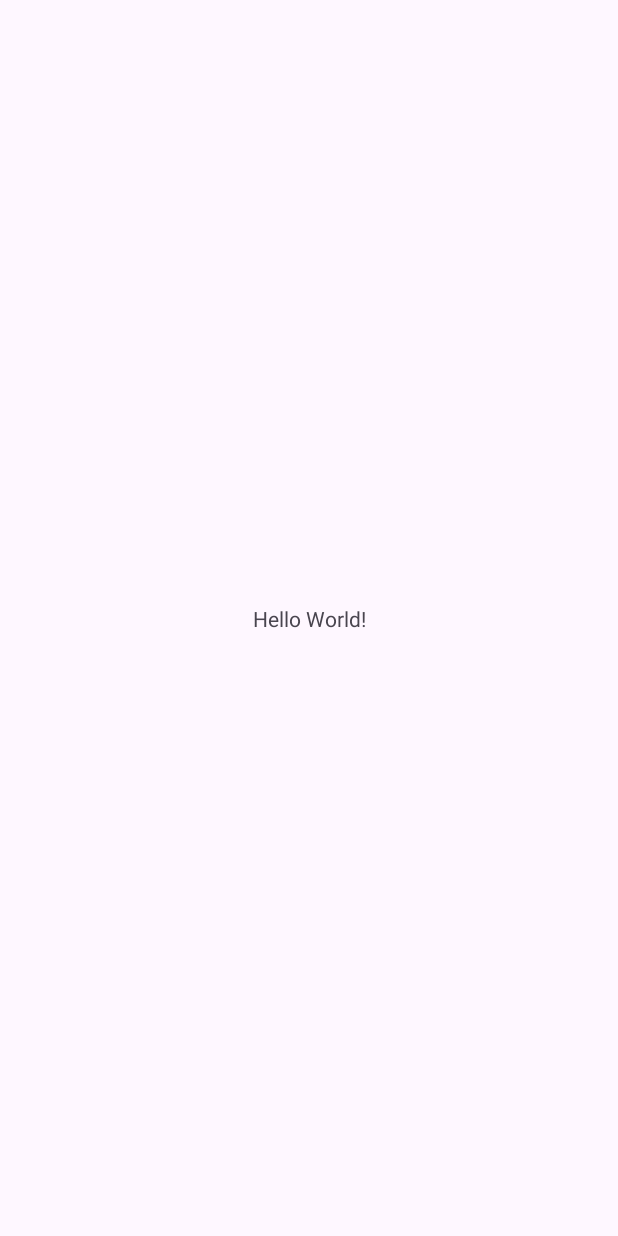
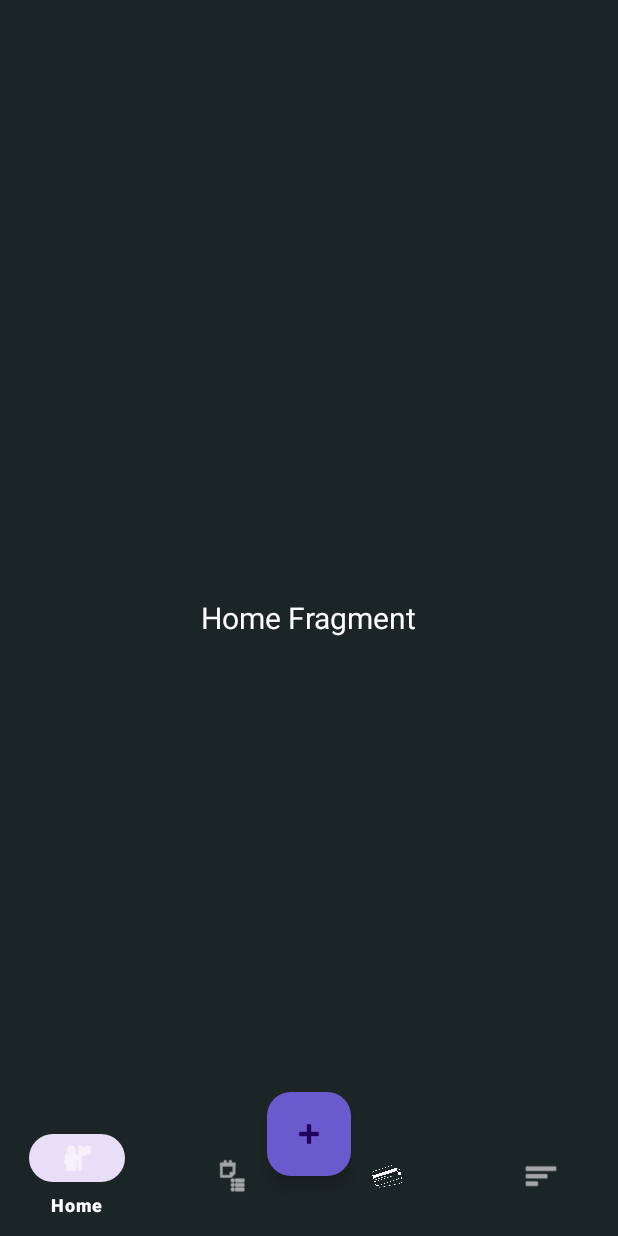
Before and after one commit to RomeshCG/finlog, an Android app: the screen it shows after launch (MainActivity before the commit, NavigationActivity after it), on a phone screen of 412 x 824 dp. Before the commit the screen is almost empty. Run offline under Robolectric (Android 15) with nearby library versions, the phone set to English and light mode, and no system bars.

Commit message:
basic done

```diff
--- a/app/build.gradle.kts
+++ b/app/build.gradle.kts
@@ -15,6 +15,10 @@ android {
         versionName = "1.0"
 
         testInstrumentationRunner = "androidx.test.runner.AndroidJUnitRunner"
+    }
+
+    buildFeatures {
+        viewBinding = true
     }
 
     buildTypes {
@@ -45,4 +49,5 @@ dependencies {
     testImplementation(libs.junit)
     androidTestImplementation(libs.androidx.junit)
     androidTestImplementation(libs.androidx.espresso.core)
+    implementation(libs.material)
 }
--- a/app/src/main/AndroidManifest.xml
+++ b/app/src/main/AndroidManifest.xml
@@ -13,6 +13,9 @@
         android:theme="@style/Theme.Finlog"
         tools:targetApi="31">
         <activity
+            android:name=".NavigationActivity"
+            android:exported="false" />
+        <activity
             android:name=".MainActivity"
             android:exported="true">
             <intent-filter>
--- /dev/null
+++ b/app/src/main/java/com/example/finlog/HomeFragment.kt
@@ -0,0 +1,32 @@
+package com.example.finlog
+
+import android.os.Bundle
+import android.view.LayoutInflater
+import android.view.View
+import android.view.ViewGroup
+import androidx.fragment.app.Fragment
+import com.example.finlog.databinding.FragmentHomeBinding
+
+class HomeFragment : Fragment() {
+
+    private var _binding: FragmentHomeBinding? = null
+    private val binding get() = _binding!!
+
+    override fun onCreateView(
+        inflater: LayoutInflater, container: ViewGroup?,
+        savedInstanceState: Bundle?
+    ): View {
+        _binding = FragmentHomeBinding.inflate(inflater, container, false)
+        return binding.root
+    }
+
+    override fun onViewCreated(view: View, savedInstanceState: Bundle?) {
+        super.onViewCreated(view, savedInstanceState)
+        binding.textView.text = "Home Fragment"
+    }
+
+    override fun onDestroyView() {
+        super.onDestroyView()
+        _binding = null
+    }
+}
--- a/app/src/main/java/com/example/finlog/MainActivity.kt
+++ b/app/src/main/java/com/example/finlog/MainActivity.kt
@@ -1,20 +1,23 @@
 package com.example.finlog
 
+import android.content.Intent
 import android.os.Bundle
+import android.os.Handler
+import android.os.Looper
 import androidx.activity.enableEdgeToEdge
 import androidx.appcompat.app.AppCompatActivity
-import androidx.core.view.ViewCompat
-import androidx.core.view.WindowInsetsCompat
 
 class MainActivity : AppCompatActivity() {
     override fun onCreate(savedInstanceState: Bundle?) {
         super.onCreate(savedInstanceState)
         enableEdgeToEdge()
         setContentView(R.layout.activity_main)
-        ViewCompat.setOnApplyWindowInsetsListener(findViewById(R.id.main)) { v, insets ->
-            val systemBars = insets.getInsets(WindowInsetsCompat.Type.systemBars())
-            v.setPadding(systemBars.left, systemBars.top, systemBars.right, systemBars.bottom)
-            insets
-        }
+
+        // Delay for 3 seconds, then redirect to NavigationActivity
+        Handler(Looper.getMainLooper()).postDelayed({
+            val intent = Intent(this, NavigationActivity::class.java)
+            startActivity(intent)
+            finish() // Close MainActivity so the user can't go back to it
+        }, 3000) // 3000 milliseconds = 3 seconds
     }
 }
--- /dev/null
+++ b/app/src/main/java/com/example/finlog/NavigationActivity.kt
@@ -0,0 +1,59 @@
+package com.example.finlog
+
+import android.os.Bundle
+import androidx.appcompat.app.AppCompatActivity
+import androidx.fragment.app.Fragment
+import com.example.finlog.databinding.ActivityNavigationBinding
+
+class NavigationActivity : AppCompatActivity() {
+
+    private lateinit var binding: ActivityNavigationBinding
+
+    override fun onCreate(savedInstanceState: Bundle?) {
+        super.onCreate(savedInstanceState)
+        binding = ActivityNavigationBinding.inflate(layoutInflater)
+        setContentView(binding.root)
+
+        // Load HomeFragment on start
+        if (savedInstanceState == null) {
+            replaceFragment(HomeFragment())
+            binding.bottomNavigationView.selectedItemId = R.id.nav_home
+        }
+
+        // Handle BottomNavigationView item clicks
+        binding.bottomNavigationView.setOnItemSelectedListener { item ->
+            when (item.itemId) {
+                R.id.nav_home -> {
+                    replaceFragment(HomeFragment())
+                    true
+                }
+                R.id.nav_records -> {
+                    replaceFragment(RecordsFragment())
+                    true
+                }
+                R.id.nav_cards -> {
+                    replaceFragment(CardsFragment())
+                    true
+                }
+                R.id.nav_menu -> {
+                    replaceFragment(MenuFragment())
+                    true
+                }
+                else -> false
+            }
+        }
+
+        // Handle FAB click (Add Record)
+        binding.fabAdd.setOnClickListener {
+            // Placeholder: Switch to RecordsFragment when FAB is clicked
+            replaceFragment(RecordsFragment())
+            binding.bottomNavigationView.selectedItemId = R.id.nav_records
+        }
+    }
+
+    private fun replaceFragment(fragment: Fragment) {
+        supportFragmentManager.beginTransaction()
+            .replace(R.id.fragment_container, fragment)
+            .commit()
+    }
+}
--- a/app/src/main/res/layout/activity_main.xml
+++ b/app/src/main/res/layout/activity_main.xml
@@ -1,19 +1,26 @@
 <?xml version="1.0" encoding="utf-8"?>
-<androidx.constraintlayout.widget.ConstraintLayout xmlns:android="http://schemas.android.com/apk/res/android"
-    xmlns:app="http://schemas.android.com/apk/res-auto"
-    xmlns:tools="http://schemas.android.com/tools"
+<LinearLayout xmlns:android="http://schemas.android.com/apk/res/android"
     android:id="@+id/main"
     android:layout_width="match_parent"
     android:layout_height="match_parent"
-    tools:context=".MainActivity">
+    android:background="@color/colorBackground"
+    android:gravity="center"
+    android:orientation="vertical">
 
+    <!-- Logo Image -->
+    <ImageView
+        android:layout_width="100dp"
+        android:layout_height="100dp"
+        android:contentDescription="App Logo"
+        android:src="@drawable/finlog" />
+
+    <!-- Optional App Name -->
     <TextView
         android:layout_width="wrap_content"
         android:layout_height="wrap_content"
-        android:text="Hello World!"
-        app:layout_constraintBottom_toBottomOf="parent"
-        app:layout_constraintEnd_toEndOf="parent"
-        app:layout_constraintStart_toStartOf="parent"
-        app:layout_constraintTop_toTopOf="parent" />
+        android:layout_marginTop="16dp"
+        android:text="FinLog"
+        android:textColor="@android:color/white"
+        android:textSize="24sp" />
 
-</androidx.constraintlayout.widget.ConstraintLayout>
+</LinearLayout>
--- /dev/null
+++ b/app/src/main/res/layout/activity_navigation.xml
@@ -0,0 +1,37 @@
+<?xml version="1.0" encoding="utf-8"?>
+<androidx.coordinatorlayout.widget.CoordinatorLayout xmlns:android="http://schemas.android.com/apk/res/android"
+    xmlns:app="http://schemas.android.com/apk/res-auto"
+    android:id="@+id/main"
+    android:layout_width="match_parent"
+    android:layout_height="match_parent">
+
+    <!-- Fragment Container -->
+    <androidx.fragment.app.FragmentContainerView
+        android:id="@+id/fragment_container"
+        android:layout_width="match_parent"
+        android:layout_height="match_parent" />
+
+    <!-- Bottom Navigation -->
+    <com.google.android.material.bottomnavigation.BottomNavigationView
+        android:id="@+id/bottomNavigationView"
+        android:layout_width="match_parent"
+        android:layout_height="wrap_content"
+        android:layout_gravity="bottom"
+        android:background="#1C2526"
+        app:itemIconTint="@android:color/white"
+        app:itemTextColor="@android:color/white"
+        app:menu="@menu/bottom_nav_menu" />
+
+    <!-- Floating Action Button (FAB) for Add Record -->
+    <com.google.android.material.floatingactionbutton.FloatingActionButton
+        android:id="@+id/fab_add"
+        android:layout_width="wrap_content"
+        android:layout_height="wrap_content"
+        android:layout_gravity="center|top"
+        android:src="@android:drawable/ic_input_add"
+        android:tint="@android:color/white"
+        app:backgroundTint="#6A5ACD"
+        app:layout_anchor="@+id/bottomNavigationView"
+        app:layout_anchorGravity="center" />
+
+</androidx.coordinatorlayout.widget.CoordinatorLayout>
--- /dev/null
+++ b/app/src/main/res/layout/fragment_home.xml
@@ -0,0 +1,17 @@
+<?xml version="1.0" encoding="utf-8"?>
+<LinearLayout xmlns:android="http://schemas.android.com/apk/res/android"
+    android:layout_width="match_parent"
+    android:layout_height="match_parent"
+    android:orientation="vertical"
+    android:gravity="center"
+    android:background="#1C2526">
+
+    <TextView
+        android:id="@+id/text_view"
+        android:layout_width="wrap_content"
+        android:layout_height="wrap_content"
+        android:text="Home Fragment"
+        android:textSize="20sp"
+        android:textColor="@android:color/white" />
+
+</LinearLayout>
--- /dev/null
+++ b/app/src/main/res/menu/bottom_nav_menu.xml
@@ -0,0 +1,19 @@
+<?xml version="1.0" encoding="utf-8"?>
+<menu xmlns:android="http://schemas.android.com/apk/res/android">
+    <item
+        android:id="@+id/nav_home"
+        android:icon="@android:drawable/ic_menu_myplaces"
+        android:title="Home" />
+    <item
+        android:id="@+id/nav_records"
+        android:icon="@android:drawable/ic_menu_agenda"
+        android:title="Records" />
+    <item
+        android:id="@+id/nav_cards"
+        android:icon="@drawable/cards"
+        android:title="Cards" />
+    <item
+        android:id="@+id/nav_menu"
+        android:icon="@android:drawable/ic_menu_sort_by_size"
+        android:title="Menu" />
+</menu>
--- a/app/src/main/res/values/strings.xml
+++ b/app/src/main/res/values/strings.xml
@@ -1,3 +1,5 @@
 <resources>
     <string name="app_name">finlog</string>
+    <!-- TODO: Remove or change this placeholder text -->
+    <string name="hello_blank_fragment">Hello blank fragment</string>
 </resources>
--- a/gradle/libs.versions.toml
+++ b/gradle/libs.versions.toml
@@ -20,6 +20,7 @@ material = { group = "com.google.android.material", name = "material", version.r
 androidx-activity = { group = "androidx.activity", name = "activity", version.ref = "activity" }
 androidx-constraintlayout = { group = "androidx.constraintlayout", name = "constraintlayout", version.ref = "constraintlayout" }
 
+
 [plugins]
 android-application = { id = "com.android.application", version.ref = "agp" }
 kotlin-android = { id = "org.jetbrains.kotlin.android", version.ref = "kotlin" }
```
Also changed, not shown: app/src/main/java/com/example/finlog/CardsFragment.kt (added, +32 -0 lines), app/src/main/java/com/example/finlog/MenuFragment.kt (added, +32 -0 lines), app/src/main/java/com/example/finlog/RecordsFragment.kt (added, +32 -0 lines), app/src/main/res/layout/fragment_cards.xml (added, +17 -0 lines), app/src/main/res/layout/fragment_menu.xml (added, +17 -0 lines), app/src/main/res/layout/fragment_records.xml (added, +17 -0 lines), app/src/main/res/drawable/cards.png (added), app/src/main/res/drawable/finlog.png (added).
